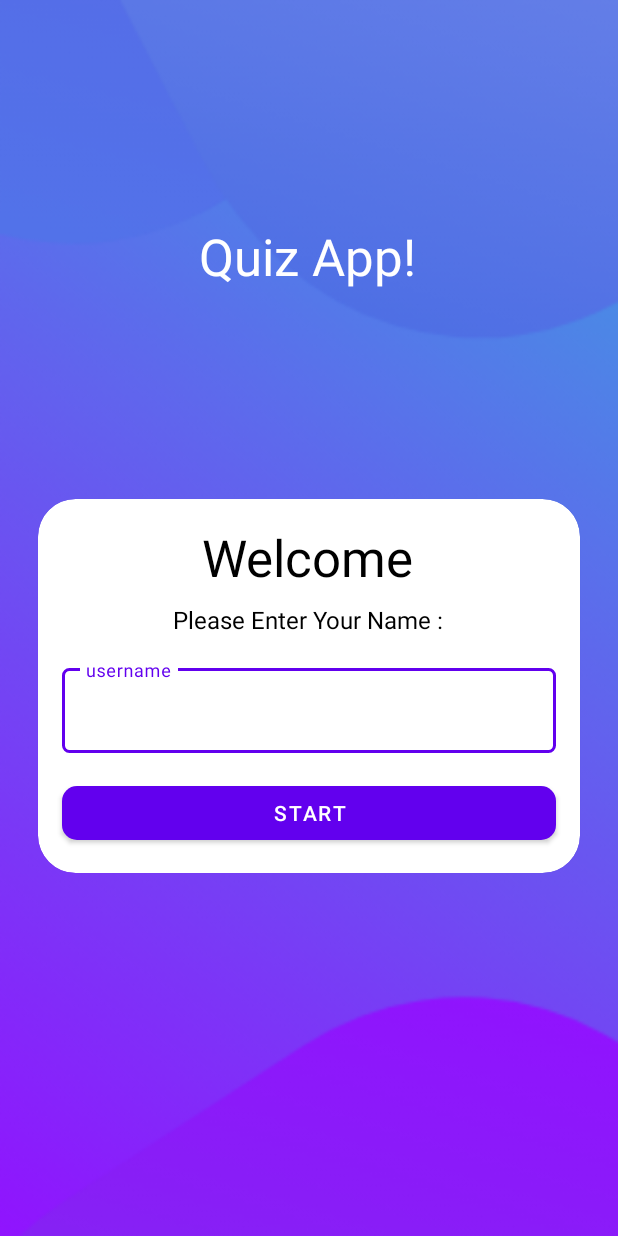
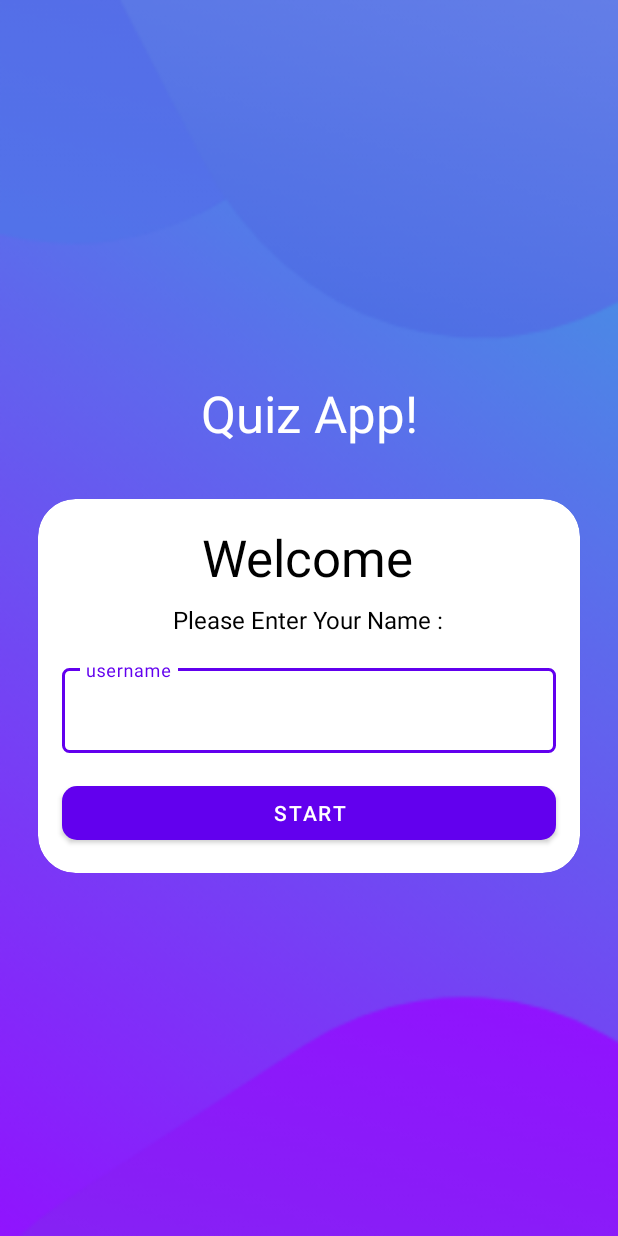
Before and after one commit to MostafaMohamed2002/Quiz-App, an Android app: the screen it shows after launch (MainActivity), on a phone screen of 412 x 824 dp. Run offline under Robolectric (Android 15) with nearby library versions, the phone set to English and light mode, and no system bars.

Commit message:
Update activity_main.xml

```diff
--- a/app/src/main/res/layout/activity_main.xml
+++ b/app/src/main/res/layout/activity_main.xml
@@ -11,14 +11,13 @@
         android:id="@+id/textView"
         android:layout_width="wrap_content"
         android:layout_height="wrap_content"
-        android:layout_marginTop="148dp"
+        android:layout_marginBottom="24dp"
         android:text="Quiz App!"
         android:textColor="@color/white"
         android:textSize="34sp"
+        app:layout_constraintBottom_toTopOf="@+id/materialCardView"
         app:layout_constraintEnd_toEndOf="@+id/materialCardView"
-        app:layout_constraintHorizontal_bias="0.497"
-        app:layout_constraintStart_toStartOf="@+id/materialCardView"
-        app:layout_constraintTop_toTopOf="parent" />
+        app:layout_constraintStart_toStartOf="@+id/materialCardView" />
 
     <com.google.android.material.card.MaterialCardView
         android:id="@+id/materialCardView"
```
